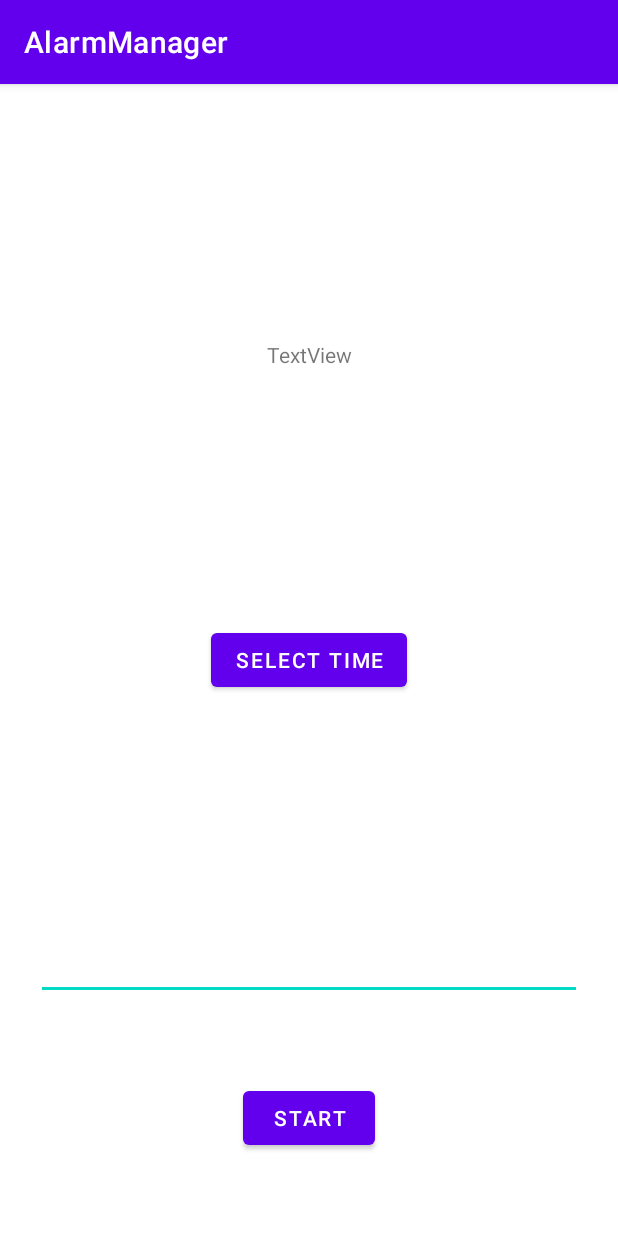
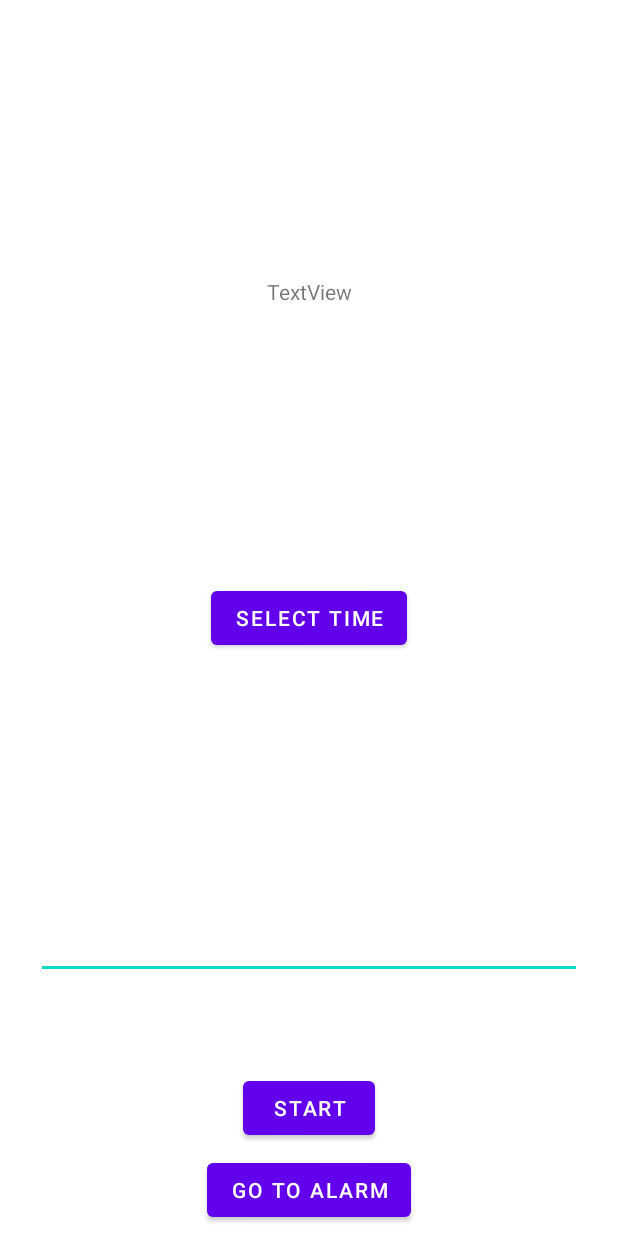
Before and after one commit to reyyuvraj/AlarmManager, an Android app: the screen it shows after launch (MainActivity), on a phone screen of 412 x 824 dp. Run offline under Robolectric (Android 15) with nearby library versions, the phone set to English and light mode, and no system bars.

Commit message:
alarm list timepicker and recyclerview

```diff
--- a/app/src/main/AndroidManifest.xml
+++ b/app/src/main/AndroidManifest.xml
@@ -24,6 +24,8 @@
         </activity>
 
         <receiver android:name=".receiver.AlarmReceiver"/>
+
+        <service android:name=".service.AlarmService" />
     </application>
 
 </manifest>
--- a/app/src/main/java/com/example/alarmmanager/model/Alarm.kt
+++ b/app/src/main/java/com/example/alarmmanager/model/Alarm.kt
@@ -9,5 +9,7 @@ import kotlinx.android.parcel.Parcelize
 @Entity(tableName = "alarm_table")
 data class Alarm (
     @PrimaryKey(autoGenerate = true)
-    val id: Int
+    val id: Int,
+    val hour: Int,
+    val minute: Int
 ) : Parcelable
--- a/app/src/main/java/com/example/alarmmanager/view/fragment/TimePicker.kt
+++ b/app/src/main/java/com/example/alarmmanager/view/fragment/TimePicker.kt
@@ -14,13 +14,14 @@ import android.widget.TimePicker
 import android.widget.Toast
 import androidx.core.content.getSystemService
 import androidx.fragment.app.DialogFragment
+import androidx.navigation.fragment.findNavController
+import com.example.alarmmanager.R
 import com.example.alarmmanager.databinding.TimePickerFragmentBinding
 import com.example.alarmmanager.receiver.AlarmReceiver
 import com.example.alarmmanager.service.AlarmService
 import java.text.DateFormat
 import java.util.*
 
-private const val TAG = "TimePicker`"
 class TimePicker : DialogFragment(), TimePickerDialog.OnTimeSetListener {
 
     private lateinit var binding: TimePickerFragmentBinding
@@ -47,6 +48,10 @@ class TimePicker : DialogFragment(), TimePickerDialog.OnTimeSetListener {
         binding.start.setOnClickListener {
             Toast.makeText(requireContext(), "Button pressed", Toast.LENGTH_SHORT).show()
             alarmReceiver.startAlarm(requireContext())
+        }
+
+        binding.alarmRecycler.setOnClickListener {
+            findNavController().navigate(R.id.action_timePicker_to_alarmList2)
         }
 
         return binding.root
@@ -86,4 +91,5 @@ class TimePicker : DialogFragment(), TimePickerDialog.OnTimeSetListener {
 
         binding.textView.text = timeText
     }
+
 }
--- a/app/src/main/res/layout/item_alarm.xml
+++ b/app/src/main/res/layout/item_alarm.xml
@@ -43,6 +43,7 @@
                 android:textSize="@dimen/dimen_text_40" />
 
             <TextView
+                android:id="@+id/display_AmOrPm"
                 android:layout_width="wrap_content"
                 android:layout_height="wrap_content"
                 android:textColor="@color/white"
--- a/app/src/main/res/layout/time_picker_fragment.xml
+++ b/app/src/main/res/layout/time_picker_fragment.xml
@@ -1,9 +1,9 @@
 <?xml version="1.0" encoding="utf-8"?>
 <androidx.constraintlayout.widget.ConstraintLayout xmlns:android="http://schemas.android.com/apk/res/android"
     xmlns:app="http://schemas.android.com/apk/res-auto"
+    xmlns:tools="http://schemas.android.com/tools"
     android:layout_width="match_parent"
     android:layout_height="match_parent"
-    xmlns:tools="http://schemas.android.com/tools"
     tools:context=".view.fragment.TimePicker">
 
 
@@ -29,9 +29,9 @@
 
     <EditText
         android:id="@+id/for_seconds"
-        android:layout_marginHorizontal="24dp"
         android:layout_width="match_parent"
         android:layout_height="wrap_content"
+        android:layout_marginHorizontal="24dp"
         android:inputType="number"
         app:layout_constraintBottom_toBottomOf="parent"
         app:layout_constraintEnd_toEndOf="parent"
@@ -46,6 +46,16 @@
         app:layout_constraintBottom_toBottomOf="parent"
         app:layout_constraintEnd_toEndOf="parent"
         app:layout_constraintStart_toStartOf="parent"
-        app:layout_constraintTop_toBottomOf="@+id/for_seconds"/>
+        app:layout_constraintTop_toBottomOf="@+id/for_seconds" />
+
+    <Button
+        android:id="@+id/alarmRecycler"
+        android:layout_width="wrap_content"
+        android:layout_height="wrap_content"
+        android:text="Go To Alarm"
+        app:layout_constraintBottom_toBottomOf="parent"
+        app:layout_constraintEnd_toEndOf="parent"
+        app:layout_constraintStart_toStartOf="parent"
+        app:layout_constraintTop_toBottomOf="@+id/start" />
 
 </androidx.constraintlayout.widget.ConstraintLayout>
--- a/app/src/main/res/navigation/nav_graph.xml
+++ b/app/src/main/res/navigation/nav_graph.xml
@@ -9,5 +9,14 @@
         android:id="@+id/timePicker"
         android:name="com.example.alarmmanager.view.fragment.TimePicker"
         android:label="TimePicker"
-        tools:layout="@layout/time_picker_fragment"/>
+        tools:layout="@layout/time_picker_fragment">
+        <action
+            android:id="@+id/action_timePicker_to_alarmList2"
+            app:destination="@id/alarmList2" />
+    </fragment>
+    <fragment
+        android:id="@+id/alarmList2"
+        android:name="com.example.alarmmanager.view.fragment.AlarmList"
+        android:label="alarm_list"
+        tools:layout="@layout/alarm_list" />
 </navigation>
--- a/app/src/main/res/values-night/themes.xml
+++ b/app/src/main/res/values-night/themes.xml
@@ -1,6 +1,7 @@
 <resources xmlns:tools="http://schemas.android.com/tools">
     <!-- Base application theme. -->
-    <style name="Theme.AlarmManager" parent="Theme.MaterialComponents.DayNight.DarkActionBar">
+    <style name="Theme.AlarmManager" parent="Theme.MaterialComponents.Light.NoActionBar">
+        <item name="android:forceDarkAllowed">false</item>
         <!-- Primary brand color. -->
         <item name="colorPrimary">@color/purple_200</item>
         <item name="colorPrimaryVariant">@color/purple_700</item>
@@ -10,7 +11,7 @@
         <item name="colorSecondaryVariant">@color/teal_200</item>
         <item name="colorOnSecondary">@color/black</item>
         <!-- Status bar color. -->
-        <item name="android:statusBarColor" tools:targetApi="l">?attr/colorPrimaryVariant</item>
+        <item name="android:statusBarColor" tools:targetApi="l">@color/black</item>
         <!-- Customize your theme here. -->
     </style>
 </resources>
--- a/app/src/main/res/values/colors.xml
+++ b/app/src/main/res/values/colors.xml
@@ -8,4 +8,5 @@
     <color name="black">#FF000000</color>
     <color name="white">#FFFFFFFF</color>
     <color name="blue">#ADD8E6</color>
+    <color name="gray">#212121</color>
 </resources>
--- a/app/src/main/res/values/themes.xml
+++ b/app/src/main/res/values/themes.xml
@@ -1,6 +1,7 @@
 <resources xmlns:tools="http://schemas.android.com/tools">
     <!-- Base application theme. -->
-    <style name="Theme.AlarmManager" parent="Theme.MaterialComponents.DayNight.DarkActionBar">
+    <style name="Theme.AlarmManager" parent="Theme.MaterialComponents.Light.NoActionBar">
+        <item name="android:forceDarkAllowed">false</item>
         <!-- Primary brand color. -->
         <item name="colorPrimary">@color/purple_500</item>
         <item name="colorPrimaryVariant">@color/purple_700</item>
@@ -10,7 +11,7 @@
         <item name="colorSecondaryVariant">@color/teal_700</item>
         <item name="colorOnSecondary">@color/black</item>
         <!-- Status bar color. -->
-        <item name="android:statusBarColor" tools:targetApi="l">?attr/colorPrimaryVariant</item>
+        <item name="android:statusBarColor" tools:targetApi="l">@color/black</item>
         <!-- Customize your theme here. -->
     </style>
 </resources>
```
Also changed, not shown: app/src/main/java/com/example/alarmmanager/receiver/AlarmReceiver.kt (+16 -16 lines), app/src/main/java/com/example/alarmmanager/service/AlarmService.kt (+21 -2 lines).
